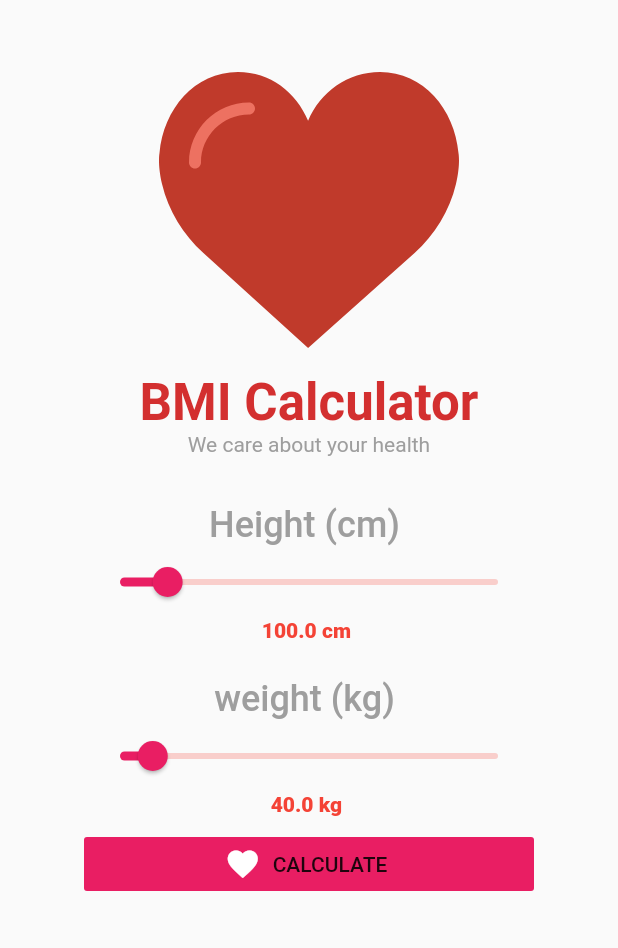
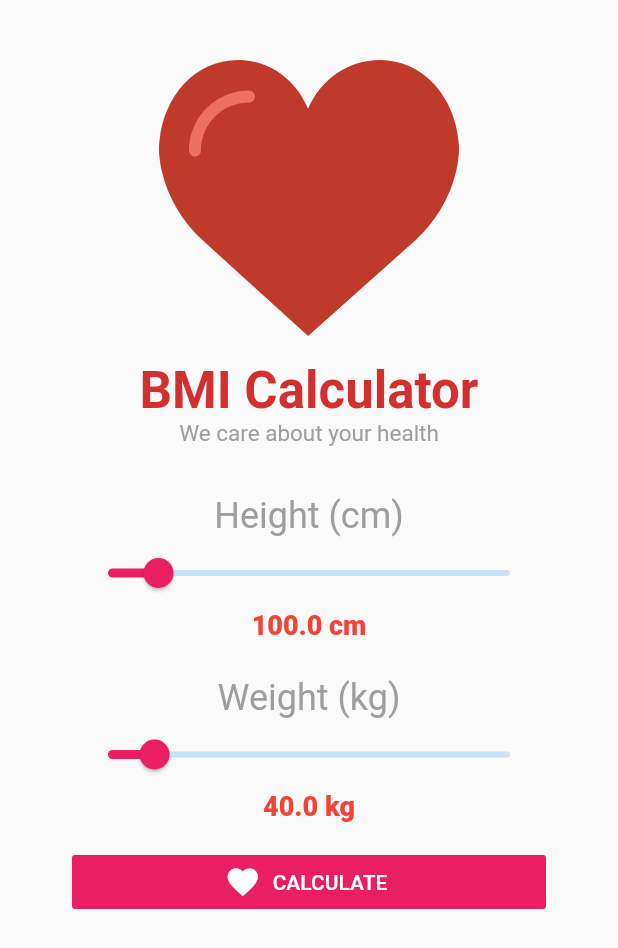
Before and after one commit to swaraj961/BMI-Calculator, a Flutter app: the screen it shows after launch, on a phone screen of 412 x 824 dp. Shown: the top 948 px of the screen. Run offline on Flutter 3.47's test engine with Material 2 defaults, Android fonts, the phone set to English and light mode, and no system bars; our stand-ins replace flutter_svg.

Commit message:
final done

```diff
--- /dev/null
+++ b/bmiapp/lib/BMICalculatorScreen.dart
@@ -0,0 +1,126 @@
+import 'package:bmiapp/ResultScreen.dart';
+import 'package:bmiapp/bmimodels.dart';
+import 'package:flutter/material.dart';
+import 'package:flutter_svg/flutter_svg.dart';
+
+class BMICalculatorScreen extends StatefulWidget {
+  @override
+  _BMICalculatorScreenState createState() => _BMICalculatorScreenState();
+}
+
+class _BMICalculatorScreenState extends State<BMICalculatorScreen> {
+  double _heightOfUser = 100.0;
+  double _weightOfUser = 40.0;
+
+  double bmi = 0;
+
+  BMIModel b1;
+
+  @override
+  Widget build(BuildContext context) {
+    return Scaffold(
+      body: SingleChildScrollView(
+        child: Container(
+          width: double.infinity,
+          padding: EdgeInsets.all(32),
+          child: Column(
+            crossAxisAlignment: CrossAxisAlignment.center,
+            children: <Widget>[
+              Container(
+                height: 200,
+                width: 200,
+                child: SvgPicture.asset("assets/images/heart.svg", fit: BoxFit.contain,),
+              ),
+              SizedBox(
+                height: 8,
+              ),
+              Text("BMI Calculator", style: TextStyle(color: Colors.red[700], fontSize: 34, fontWeight: FontWeight.w700),),
+              Text("We care about your health", style: TextStyle(color: Colors.grey, fontSize: 15, fontWeight: FontWeight.w400),),
+              SizedBox(
+                height: 32,
+              ),
+
+              Text("Height (cm)", style: TextStyle(color: Colors.grey, fontSize: 24, fontWeight: FontWeight.w400),),
+
+              Container(
+                padding: EdgeInsets.only(left: 16, right: 16),
+                child: Slider(
+                  min: 80.0,
+                  max: 250.0,
+                  onChanged: (height){
+                    setState(() {
+                      _heightOfUser = height;
+                    });
+                  },
+                  value: _heightOfUser,
+                  divisions: 100,
+                  activeColor: Colors.pink,
+                  label: "$_heightOfUser",
+                ),
+              ),
+
+              Text("$_heightOfUser cm", style: TextStyle(color: Colors.red, fontSize: 18, fontWeight: FontWeight.w900),),
+
+              SizedBox(height: 24,),
+
+              Text("Weight (kg)", style: TextStyle(color: Colors.grey, fontSize: 24, fontWeight: FontWeight.w400),),
+
+              Container(
+                padding: EdgeInsets.only(left: 16, right: 16),
+                child: Slider(
+                  min: 30.0,
+                  max: 120.0,
+                  onChanged: (height){
+                    setState(() {
+                      _weightOfUser = height;
+                    });
+                  },
+                  value: _weightOfUser,
+                  divisions: 100,
+                  activeColor: Colors.pink,
+                  label: "$_weightOfUser",
+                ),
+              ),
+
+              Text("$_weightOfUser kg", style: TextStyle(color: Colors.red, fontSize: 18, fontWeight: FontWeight.w900),),
+
+              SizedBox(height: 16,),
+
+              Container(
+                child: FlatButton.icon(
+                    onPressed: (){
+                      setState(() {
+                        bmi = _weightOfUser/((_heightOfUser/100)*(_heightOfUser/100));
+
+                        if(bmi >= 18.5 && bmi <= 25){
+                          b1 = BMIModel(bmi: bmi, isNormal: true, comments: "You are Totaly Fit");
+                        }else if(bmi < 18.5){
+                          b1 = BMIModel(bmi: bmi, isNormal: false, comments: "You are Underweighted");
+                        }else if(bmi > 25 && bmi <= 30){
+                        b1 = BMIModel(bmi: bmi, isNormal: false, comments: "You are Overweighted");
+                        }else{
+                          b1 = BMIModel(bmi: bmi, isNormal: false, comments: "You are Obesed");
+                        }
+                      });
+
+                      Navigator.push(context, MaterialPageRoute(
+                        builder: (context) => ResultScreen(b1: b1,)
+                      ));
+                    },
+                    icon: Icon(Icons.favorite, color: Colors.white,),
+                    label: Text("CALCULATE"),
+                  textColor: Colors.white,
+                  color: Colors.pink,
+
+                ),
+                width: double.infinity,
+                padding: EdgeInsets.only(left: 16, right: 16),
+              )
+
+            ],
+          ),
+        ),
+      ),
+    );
+  }
+}
--- a/bmiapp/lib/main.dart
+++ b/bmiapp/lib/main.dart
@@ -1,151 +1,29 @@
-import 'package:bmiapp/bmimodels.dart';
-import 'package:bmiapp/resultscreen.dart';
 import 'package:flutter/material.dart';
-import 'package:flutter_svg/flutter_svg.dart';
-void main () => runApp(new MyApp());
+
+import 'BMICalculatorScreen.dart';
+
+void main() => runApp(MyApp());
 
 class MyApp extends StatelessWidget {
+  // This widget is the root of your application.
   @override
   Widget build(BuildContext context) {
     return MaterialApp(
+      title: 'Flutter Demo',
       theme: ThemeData(
-        primarySwatch: Colors.red
+        // This is the theme of your application.
+        //
+        // Try running your application with "flutter run". You'll see the
+        // application has a blue toolbar. Then, without quitting the app, try
+        // changing the primarySwatch below to Colors.green and then invoke
+        // "hot reload" (press "r" in the console where you ran "flutter run",
+        // or simply save your changes to "hot reload" in a Flutter IDE).
+        // Notice that the counter didn't reset back to zero; the application
+        // is not restarted.
+        primarySwatch: Colors.blue,
       ),
-      home: BmiCalculatorScreen()
+      home: BMICalculatorScreen(),
+      debugShowCheckedModeBanner: false,
     );
-
-
   }
 }
-class BmiCalculatorScreen extends StatefulWidget {
-  @override
-  _BmiCalculatorScreenState createState() => _BmiCalculatorScreenState();
-}
-
-class _BmiCalculatorScreenState extends State<BmiCalculatorScreen> {
-  double heightofuser = 100.0; //default height
-  double weightofuser = 40.0;
- BMIModel b1; //obj of the modelbmi
-  double bmi= 0;
-  @override
-  Widget build(BuildContext context) {
-
-    return Scaffold(
-      body: SingleChildScrollView(
-child: Container( //root container
-  width: double.infinity,
-  padding: EdgeInsets.all(40),
-  child: Column( //1st container for heart images
-  crossAxisAlignment: CrossAxisAlignment.center,
-  children: <Widget>[
-    Container(
-      width: 200,
-      height: 200,
-      child: SvgPicture.asset('assets/images/heart.svg',fit:BoxFit.contain,),
-
-
-    ),
-    SizedBox( //same works as padding or space allingment
-      height: 8,
-    ),
-    Text("BMI Calculator",style: TextStyle(color: Colors.red[700],fontSize: 34,fontWeight: FontWeight.w700),),
-     Text("We care about your health",style: TextStyle(color: Colors.grey,fontSize: 14,fontWeight: FontWeight.w400),),
-     SizedBox(
-       height: 32,
-     ),
-      Text("Height (cm) ",style: TextStyle(color: Colors.grey,fontSize: 24,fontWeight: FontWeight.w500),),
-      Container( //for slide view input from user
-padding: EdgeInsets.only(left: 16,right: 16),
-child: new Slider(
-  min:80.0 , //start point of slider
-  max:250.0, // end point of slider
- onChanged: (slidevalue){
-   setState(() {
-     heightofuser = slidevalue;
-   });
- },
- value: heightofuser,
- divisions: 100,
- activeColor: Colors.pink,
-label: "$heightofuser", //reference of height to user for lable
-
-),
-
-      ),
-       Text("$heightofuser cm ",style: TextStyle(color: Colors.red,fontSize: 14,fontWeight: FontWeight.w900),), //display height
-
-//for weight display slider
-SizedBox( //padding
-  height:24 ,
-),
- Text("weight (kg) ",style: TextStyle(color: Colors.grey,fontSize: 24,fontWeight: FontWeight.w500),),
-      Container( //for slide view input from user
-padding: EdgeInsets.only(left: 16,right: 16),
-
-child: new Slider(
-  min:30.0 , //start point of slider
-  max:150.0, // end point of slider
- onChanged: (slidevalue){
-   setState(() {
-     weightofuser = slidevalue;
-   });
- },
- value: weightofuser,
- divisions: 100,
- activeColor: Colors.pink,
-label: "$weightofuser", //reference of height to user
-
-),
-
-      ),
-       Text("$weightofuser kg ",style: TextStyle(color: Colors.red,fontSize: 14,fontWeight: FontWeight.w900),),
-       SizedBox(
-         height: 8,
-       ),
-Container(
-  width: double.infinity,
-  padding: EdgeInsets.only(left: 16,right: 16),
-  child: FlatButton.icon(
-    label: new Text("CALCULATE")  ,
-  icon: Icon(Icons.favorite,color:Colors.white),
-  color: Colors.pink,
-
-  onPressed: (){
-
-    setState((
-
-    ) {
-      bmi = weightofuser/(heightofuser/100)*(heightofuser/100);
-
-      if(bmi>=18.5 && bmi <= 25)
-      { b1=BMIModel(bmi: bmi,isNormal:true,comments: "You are Fit");
-
-      } else if ( bmi<18.5) {
-b1=BMIModel(bmi: bmi,isNormal:false,comments: "You are Underweighted");
-      }
-
-      else if (bmi>25 && bmi<=30){
-        b1=BMIModel(bmi: bmi,isNormal:false,comments: "You are Overweighted");
-
-      } else (
-        b1=BMIModel(bmi: bmi,isNormal:false,comments: "You are Obesed")
-      );
-      Navigator.push(context, MaterialPageRoute(
-        builder: (context )=> ResultScreen(b1: b1,),
-         //passing the screen we want to go so used the navigator tool
-      ))  ;
-  },
-
-);
-  }
-
-  ),
-)
-  ],
-  ),
-  ),
-      ),
-    );
-
-  }
-}
```
Also changed, not shown: bmiapp/lib/resultscreen.dart (+41 -15 lines), bmiapp/assets/images/happy.svg (renamed from bmiapp/assets/happy.svg).
